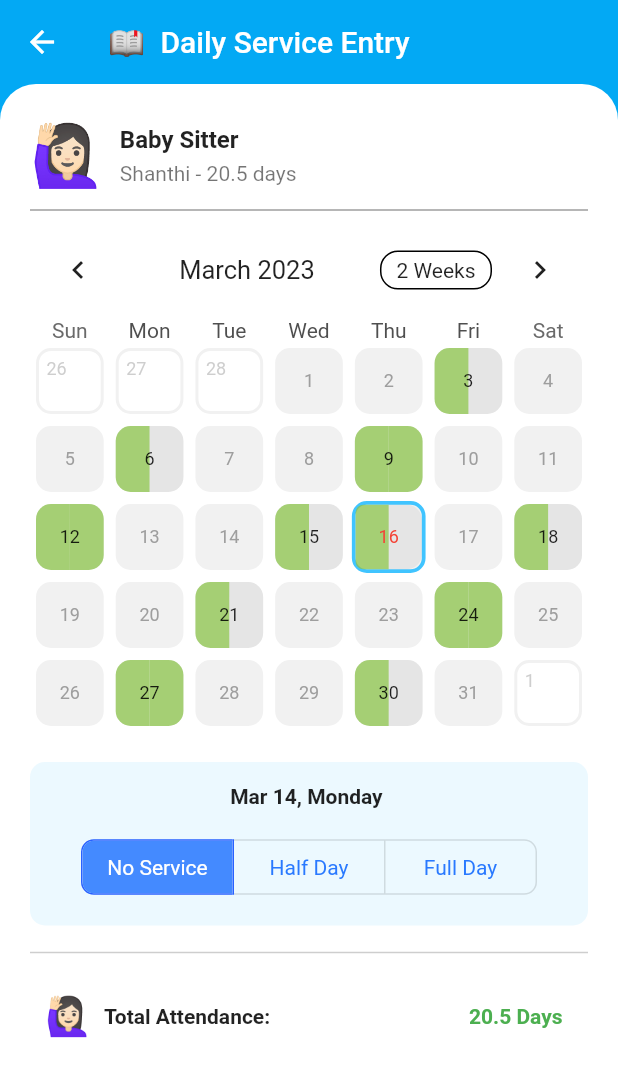
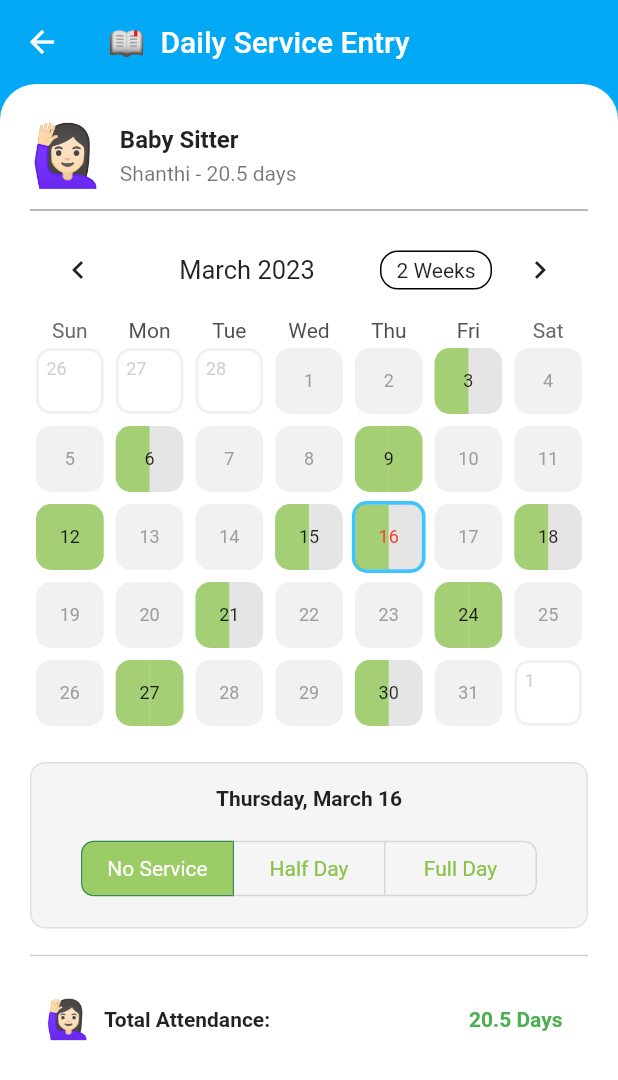
Before and after one commit to coder-selvarajan/paal_kanakku, a Flutter app: the screen it shows after launch, after a tap on "🙋🏻‍♀️", on a phone screen of 412 x 824 dp. Shown: the top 1080 px of the screen. Run offline on Flutter 3.47's test engine with Material 2 defaults, Android fonts, the phone set to English and light mode, and no system bars; drawn by our look-alikes of table_calendar.

Commit message:
UI corrections

```diff
--- a/lib/screens/service_entry_screen.dart
+++ b/lib/screens/service_entry_screen.dart
@@ -9,7 +9,7 @@ import 'package:table_calendar/table_calendar.dart';
 
 import '../utils.dart';
 
-const List<Widget> fruits = <Widget>[
+const List<Widget> services = <Widget>[
   Text('No Service'),
   Text('Half Day'),
   Text('Full Day')
@@ -30,8 +30,6 @@ class ServiceEntryScreen extends StatefulWidget {
 }
 
 class _ServiceEntryScreenState extends State<ServiceEntryScreen> {
-  final List<bool> _selectedFruits = <bool>[true, false, false];
-
   late final ValueNotifier<List<Event>> _selectedEvents;
   final ValueNotifier<DateTime> _focusedDay = ValueNotifier(DateTime.now());
   final Set<DateTime> _selectedDays = LinkedHashSet<DateTime>(
@@ -45,6 +43,7 @@ class _ServiceEntryScreenState extends State<ServiceEntryScreen> {
   DateTime? _rangeStart;
   DateTime? _rangeEnd;
   DateTime _selectedDay = DateTime.now();
+  List<bool> _selectedService = <bool>[true, false, false];
 
   @override
   void initState() {
@@ -94,6 +93,14 @@ class _ServiceEntryScreenState extends State<ServiceEntryScreen> {
       _rangeStart = null;
       _rangeEnd = null;
       _rangeSelectionMode = RangeSelectionMode.toggledOff;
+
+      if ((kEvents[selectedDay]?.length! ?? 0) > 3) {
+        _selectedService = [false, false, true];
+      } else if ((kEvents[selectedDay]?.length! ?? 0) > 0) {
+        _selectedService = [false, true, false];
+      } else {
+        _selectedService = [true, false, false];
+      }
     });
 
     _selectedEvents.value = _getEventsForDays(_selectedDays);
@@ -285,7 +292,6 @@ class _ServiceEntryScreenState extends State<ServiceEntryScreen> {
                           ),
                         ),
                         selectedBuilder: (context, date, events) {
-                          print(kEvents[date]?.length! ?? 0);
                           return (kEvents[date]?.length! ?? 0) > 0
                               ? Stack(
                                   children: <Widget>[
@@ -323,16 +329,16 @@ class _ServiceEntryScreenState extends State<ServiceEntryScreen> {
                                                 color:
                                                     ((kEvents[date]?.length! ??
                                                                 0) >
-                                                            2
+                                                            3
                                                         ? Colors.lightGreen
                                                             .withOpacity(0.75)
                                                         : Colors.grey
                                                             .withOpacity(0.15)),
                                                 borderRadius: BorderRadius.only(
                                                   topRight:
-                                                      Radius.circular(10.0),
+                                                      Radius.circular(5.0),
                                                   bottomRight:
-                                                      Radius.circular(10.0),
+                                                      Radius.circular(5.0),
                                                 ),
                                               ),
                                             ),
@@ -517,14 +523,16 @@ class _ServiceEntryScreenState extends State<ServiceEntryScreen> {
                           EdgeInsets.symmetric(vertical: 15.0, horizontal: 10),
                       decoration: BoxDecoration(
                         borderRadius: BorderRadius.circular(10.0),
-                        color: Colors.lightBlueAccent.withOpacity(0.10),
-                        // color: Colors.grey.withOpacity(0.10),
+                        // color: Colors.lightBlueAccent.withOpacity(0.10),
+                        color: Colors.grey.withOpacity(0.10),
+                        border:
+                            Border.all(width: 1, color: Colors.grey.shade300),
                       ),
                       child: Column(
                         children: [
                           Center(
                             child: Text(
-                              "Mar 14, Monday ",
+                              DateFormat.MMMMEEEEd().format(_selectedDay),
                               style: TextStyle(
                                 fontSize: textTheme.titleSmall!.fontSize,
                                 fontWeight: FontWeight.bold,
@@ -541,24 +549,26 @@ class _ServiceEntryScreenState extends State<ServiceEntryScreen> {
                               setState(() {
                                 // The button that is tapped is set to true, and the others to false.
                                 for (int i = 0;
-                                    i < _selectedFruits.length;
+                                    i < _selectedService.length;
                                     i++) {
-                                  _selectedFruits[i] = i == index;
+                                  _selectedService[i] = i == index;
                                 }
                               });
                             },
                             borderRadius:
                                 const BorderRadius.all(Radius.circular(8)),
-                            selectedBorderColor: Colors.blueAccent[700],
+                            selectedBorderColor: Colors.green[700],
                             selectedColor: Colors.white,
-                            fillColor: Colors.blueAccent[200],
-                            color: Colors.blueAccent[400],
+                            // fillColor: Colors.blueAccent[200],
+                            // color: Colors.blueAccent[400],
+                            fillColor: Colors.lightGreen.shade400,
+                            color: Colors.lightGreen,
                             constraints: const BoxConstraints(
                               minHeight: 35.0,
                               minWidth: 100.0,
                             ),
-                            isSelected: _selectedFruits,
-                            children: fruits,
+                            isSelected: _selectedService,
+                            children: services,
                           ),
                         ],
                       ),
```
